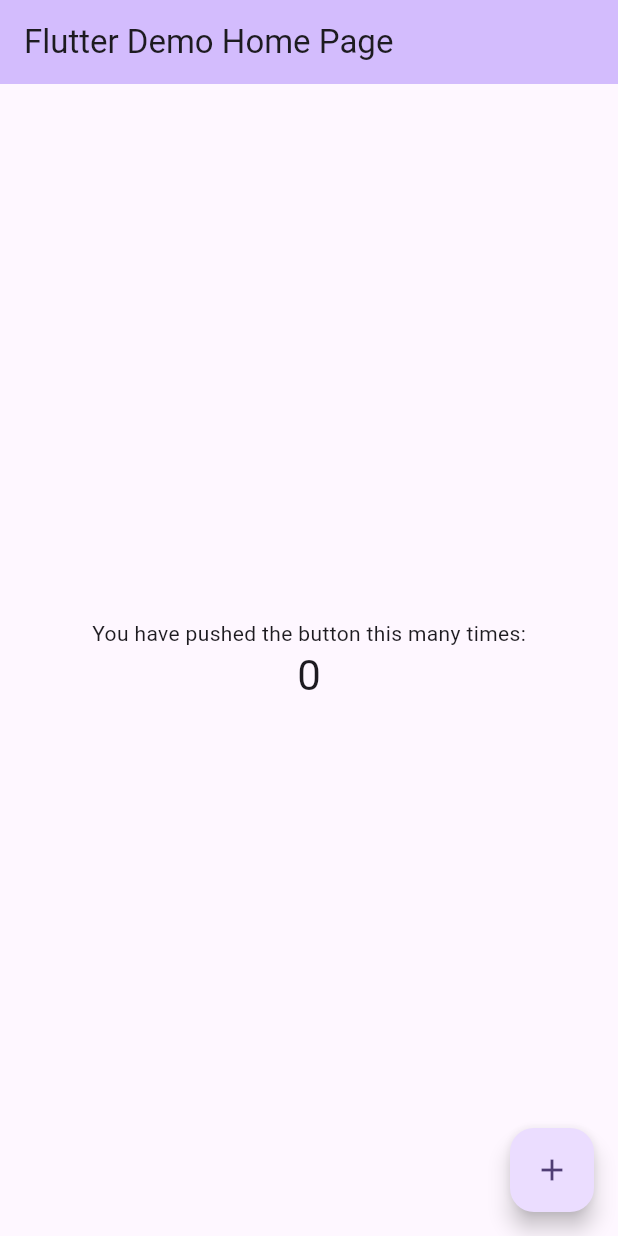
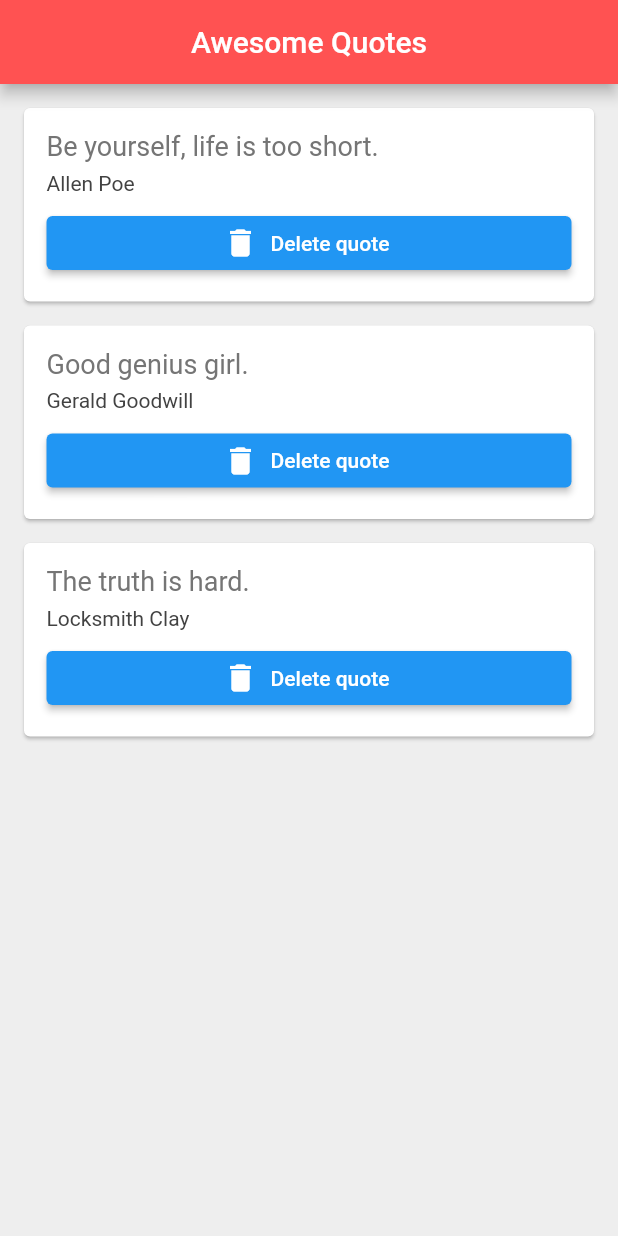
Before and after one commit to Ayomidemi/flutter-projects, a Flutter app: the screen it shows after launch, on a phone screen of 412 x 824 dp. Run offline on Flutter 3.47's test engine with Material 2 defaults, Android fonts, the phone set to English and light mode, and no system bars.

Commit message:
delete data card function

```diff
--- /dev/null
+++ b/lib/data_card.dart
@@ -0,0 +1,45 @@
+import 'package:flutter/material.dart';
+import 'datas.dart';
+
+class DataCard extends StatelessWidget {
+
+  final Datas data;
+  final Function() delete;
+  DataCard({required this.data, required this.delete});
+
+  @override
+  Widget build(BuildContext context) {
+    return Card(
+      margin: EdgeInsets.fromLTRB(16.0, 16.0, 16.0, 0.0),
+      child: Padding(
+        padding: const EdgeInsets.all(15.0),
+        child: Column(
+          crossAxisAlignment: CrossAxisAlignment.stretch,
+          children: [
+            Text(
+              data.text,
+              style: TextStyle(
+                fontSize: 18.0,
+                color: Colors.grey[600],
+              ),
+            ),
+            SizedBox(height: 6.0),
+            Text(
+              data.author,
+              style: TextStyle(
+                fontSize: 14.0,
+                color: Colors.grey[800],
+              ),
+            ),
+            SizedBox(height: 8.0),
+            ElevatedButton.icon(
+                onPressed: delete,
+                icon: Icon(Icons.delete),
+                label: Text('Delete quote'),
+            ),
+          ],
+        ),
+      ),
+    );
+  }
+}
--- /dev/null
+++ b/lib/datas.dart
@@ -0,0 +1,7 @@
+class Datas {
+
+  String text;
+  String author;
+
+  Datas({ required this.text,  required this.author});
+}
--- a/lib/main.dart
+++ b/lib/main.dart
@@ -1,125 +1,47 @@
 import 'package:flutter/material.dart';
+import 'datas.dart';
+import 'data_card.dart';
 
 void main() {
-  runApp(const MyApp());
+  runApp(MaterialApp(
+    home: DataList(),
+  ));
 }
 
-class MyApp extends StatelessWidget {
-  const MyApp({super.key});
+class DataList extends StatefulWidget {
+  const DataList({super.key});
 
-  // This widget is the root of your application.
+  @override
+  State<DataList> createState() => _DataListState();
+}
+
+class _DataListState extends State<DataList> {
+
+  List<Datas> datas =[
+    Datas(author: 'Allen Poe', text: 'Be yourself, life is too short.'),
+    Datas(author: 'Gerald Goodwill', text: 'Good genius girl.'),
+    Datas(author: 'Locksmith Clay', text: 'The truth is hard.'),
+  ];
+
   @override
   Widget build(BuildContext context) {
-    return MaterialApp(
-      title: 'Flutter Demo',
-      theme: ThemeData(
-        // This is the theme of your application.
-        //
-        // TRY THIS: Try running your application with "flutter run". You'll see
-        // the application has a blue toolbar. Then, without quitting the app,
-        // try changing the seedColor in the colorScheme below to Colors.green
-        // and then invoke "hot reload" (save your changes or press the "hot
-        // reload" button in a Flutter-supported IDE, or press "r" if you used
-        // the command line to start the app).
-        //
-        // Notice that the counter didn't reset back to zero; the application
-        // state is not lost during the reload. To reset the state, use hot
-        // restart instead.
-        //
-        // This works for code too, not just values: Most code changes can be
-        // tested with just a hot reload.
-        colorScheme: ColorScheme.fromSeed(seedColor: Colors.deepPurple),
-        useMaterial3: true,
+    return Scaffold(
+      backgroundColor: Colors.grey[200],
+      appBar: AppBar(
+        title: Text('Awesome Quotes'),
+        centerTitle: true,
+        backgroundColor: Colors.redAccent,
       ),
-      home: const MyHomePage(title: 'Flutter Demo Home Page'),
+      body: Column(
+        children: datas.map((data) => DataCard(
+            data: data,
+          delete: () {
+              setState(() {
+                datas.remove(data);
+              });
+          }
+        )).toList(),
+      ),
     );
   }
 }
-
-class MyHomePage extends StatefulWidget {
-  const MyHomePage({super.key, required this.title});
-
-  // This widget is the home page of your application. It is stateful, meaning
-  // that it has a State object (defined below) that contains fields that affect
-  // how it looks.
-
-  // This class is the configuration for the state. It holds the values (in this
-  // case the title) provided by the parent (in this case the App widget) and
-  // used by the build method of the State. Fields in a Widget subclass are
-  // always marked "final".
-
-  final String title;
-
-  @override
-  State<MyHomePage> createState() => _MyHomePageState();
-}
-
-class _MyHomePageState extends State<MyHomePage> {
-  int _counter = 0;
-
-  void _incrementCounter() {
-    setState(() {
-      // This call to setState tells the Flutter framework that something has
-      // changed in this State, which causes it to rerun the build method below
-      // so that the display can reflect the updated values. If we changed
-      // _counter without calling setState(), then the build method would not be
-      // called again, and so nothing would appear to happen.
-      _counter++;
-    });
-  }
-
-  @override
-  Widget build(BuildContext context) {
-    // This method is rerun every time setState is called, for instance as done
-    // by the _incrementCounter method above.
-    //
-    // The Flutter framework has been optimized to make rerunning build methods
-    // fast, so that you can just rebuild anything that needs updating rather
-    // than having to individually change instances of widgets.
-    return Scaffold(
-      appBar: AppBar(
-        // TRY THIS: Try changing the color here to a specific color (to
-        // Colors.amber, perhaps?) and trigger a hot reload to see the AppBar
-        // change color while the other colors stay the same.
-        backgroundColor: Theme.of(context).colorScheme.inversePrimary,
-        // Here we take the value from the MyHomePage object that was created by
-        // the App.build method, and use it to set our appbar title.
-        title: Text(widget.title),
-      ),
-      body: Center(
-        // Center is a layout widget. It takes a single child and positions it
-        // in the middle of the parent.
-        child: Column(
-          // Column is also a layout widget. It takes a list of children and
-          // arranges them vertically. By default, it sizes itself to fit its
-          // children horizontally, and tries to be as tall as its parent.
-          //
-          // Column has various properties to control how it sizes itself and
-          // how it positions its children. Here we use mainAxisAlignment to
-          // center the children vertically; the main axis here is the vertical
-          // axis because Columns are vertical (the cross axis would be
-          // horizontal).
-          //
-          // TRY THIS: Invoke "debug painting" (choose the "Toggle Debug Paint"
-          // action in the IDE, or press "p" in the console), to see the
-          // wireframe for each widget.
-          mainAxisAlignment: MainAxisAlignment.center,
-          children: <Widget>[
-            const Text(
-              'You have pushed the button this many times:',
-            ),
-            Text(
-              '$_counter',
-              style: Theme.of(context).textTheme.headlineMedium,
-            ),
-          ],
-        ),
-      ),
-      floatingActionButton: FloatingActionButton(
-        onPressed: _incrementCounter,
-        tooltip: 'Increment',
-        child: const Icon(Icons.add),
-      ), // This trailing comma makes auto-formatting nicer for build methods.
-    );
-  }
-}
```
Also changed, not shown: 1 other file.
